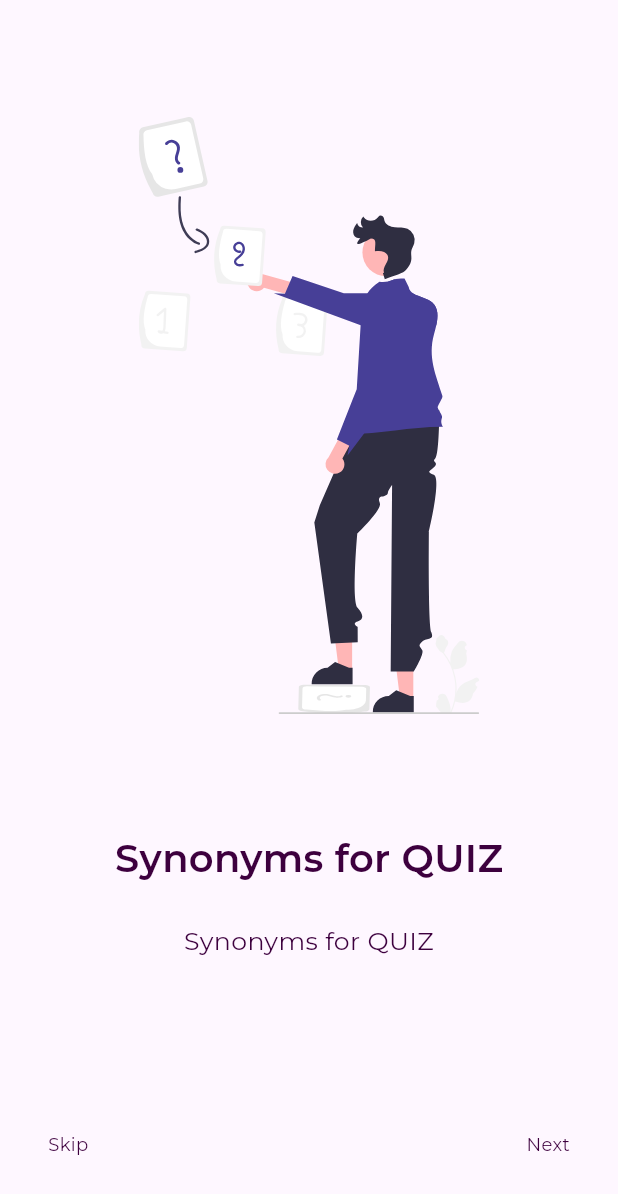
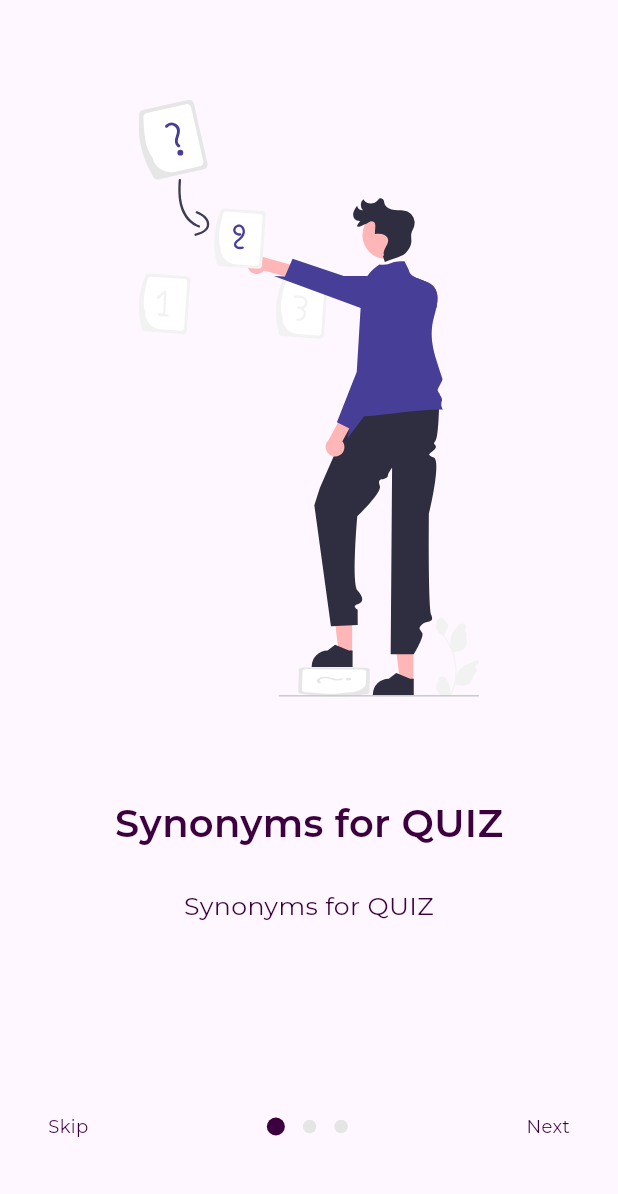
Before and after one commit to ali4hassan9ali2022/qiuz, a Flutter app: the OnBoardingView screen opened by its route, on a phone screen of 412 x 824 dp. Shown: the top 1194 px of the screen. Run offline on Flutter 3.47's test engine with Material 3 defaults, Android fonts, the phone set to English and light mode, and no system bars; drawn by our look-alikes of dots_indicator; our stand-ins replace flutter_svg; project files that could hold a hidden picture were left out.

```diff
--- a/lib/Featured/on_boarding/View/on_boarding_view.dart
+++ b/lib/Featured/on_boarding/View/on_boarding_view.dart
@@ -1,14 +1,44 @@
+import 'dart:async';
+
 import 'package:flutter/material.dart';
 import 'package:quiz_app/Featured/on_boarding/Widgets/custom_bottom_nav_bar.dart';
 import 'package:quiz_app/Featured/on_boarding/Widgets/on_boarding_view_body.dart';
+import 'package:quiz_app/constents.dart';
 
-class OnBoardingView extends StatelessWidget {
+class OnBoardingView extends StatefulWidget {
   const OnBoardingView({super.key});
   static String id = "OnBoardingView";
+
+  @override
+  State<OnBoardingView> createState() => _OnBoardingViewState();
+}
+
+class _OnBoardingViewState extends State<OnBoardingView> {
+  late StreamController<double> streamController;
+  late Sink<double> inputData;
+  late Stream<double> outputData;
+  @override
+  void initState() {
+    // TODO: implement initState
+    super.initState();
+    streamController = StreamController();
+    inputData = streamController.sink;
+    outputData = streamController.stream;
+    inputData.add(Constents.currentIndex);
+  }
+
   @override
   Widget build(BuildContext context) {
     return Scaffold(
-      bottomNavigationBar: CustomBottomNavBar(),
+      bottomNavigationBar: CustomBottomNavBar(
+        outputDotIndicator: outputData,
+        onTap: (index) {
+          Constents.currentIndex = index.toDouble();
+          inputData.add(Constents.currentIndex);
+        },
+
+        dotsCount: Constents.items.length,
+      ),
       body: Padding(
         padding: const EdgeInsets.symmetric(horizontal: 35),
         child: OnBoardingViewBody(),
--- a/lib/Featured/on_boarding/Widgets/custom_bottom_nav_bar.dart
+++ b/lib/Featured/on_boarding/Widgets/custom_bottom_nav_bar.dart
@@ -1,31 +1,46 @@
+import 'package:dots_indicator/dots_indicator.dart';
 import 'package:flutter/material.dart';
 import 'package:quiz_app/Core/utils/app_styles.dart';
 
 class CustomBottomNavBar extends StatelessWidget {
-  const CustomBottomNavBar({super.key});
-
+  const CustomBottomNavBar({
+    super.key,
+    required this.dotsCount,
+    required this.onTap, required this.outputDotIndicator,
+  });
+  final int dotsCount;
+  final Function(int) onTap;
+  final Stream<double> outputDotIndicator;
   @override
   Widget build(BuildContext context) {
     return Padding(
       padding: const EdgeInsets.only(left: 32, right: 32, bottom: 53),
+      child: SizedBox(
+        height: 40,
         child: Row(
           mainAxisAlignment: MainAxisAlignment.spaceBetween,
           children: [
             Text("Skip", style: AppStyles.styleRegular15(context)),
-          // DotsIndicator(
-          //   dotsCount: Constents.items.length,
-          //   decorator: DotsDecorator(),
-          //   animate: true,
-          //   onTap: (position) {
-          //     Constents.pageController.animateToPage(
-          //       position,
-          //       duration: Duration(milliseconds: 750),
-          //       curve: Curves.bounceIn,
-          //     );
-          //   },
-          // ),
+            StreamBuilder<double>(
+              stream: outputDotIndicator,
+              builder: (context, snapshot) {
+                return DotsIndicator(
+                  dotsCount: dotsCount,
+                  position: snapshot.data == null ? 0 : snapshot.data!,
+                  onTap: onTap,
+                  animate: true,
+                  animationDuration: Duration(milliseconds: 750),
+                  decorator: DotsDecorator(
+                    activeColor: Color(0xff3D003E),
+                    color: Color(0xffE5E5E5),
+                    activeSize: Size(12, 12),
+                  ),
+                );
+              }
+            ),
             Text("Next", style: AppStyles.styleRegular15(context)),
           ],
+        ),
       ),
     );
   }
--- a/lib/constents.dart
+++ b/lib/constents.dart
@@ -22,4 +22,5 @@ abstract class Constents {
     ),
   ];
  static PageController pageController = PageController();
+ static double currentIndex = 0;
 }
```
Lines whose indentation alone changed are shown as unchanged.
